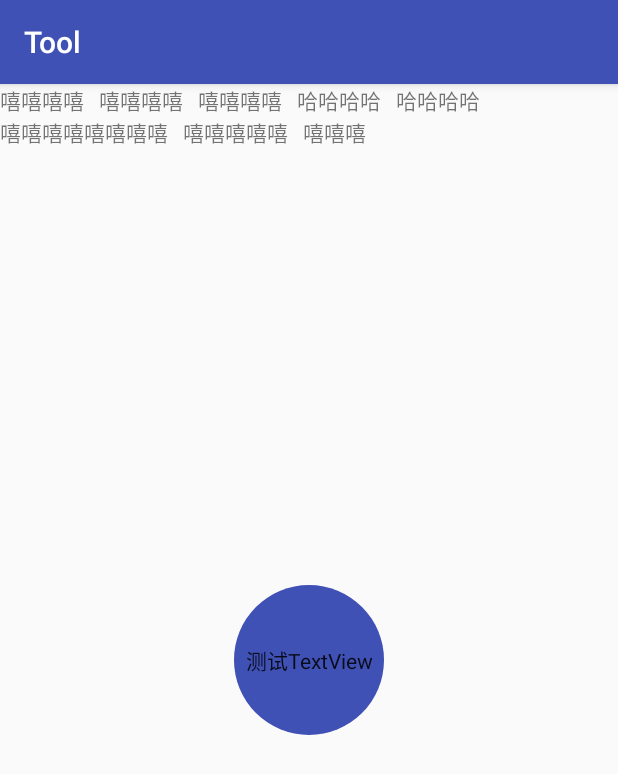
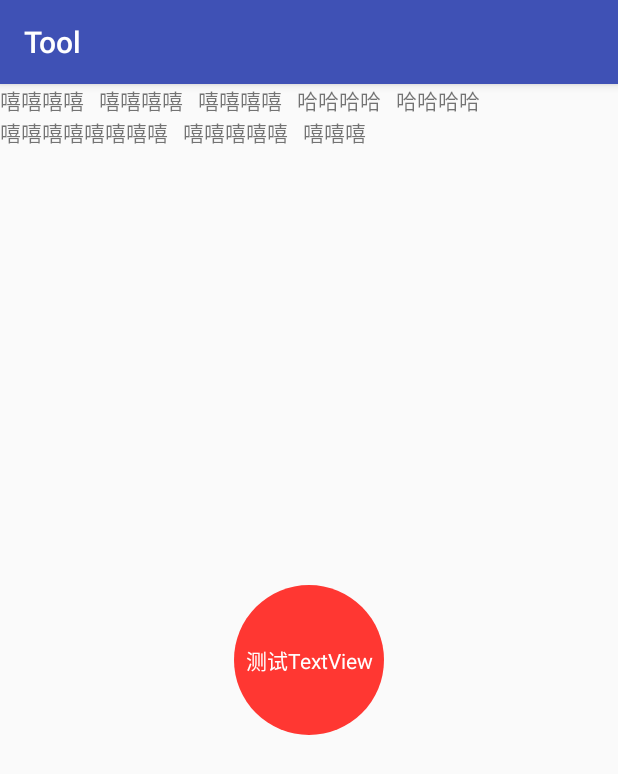
Before and after one commit to Ruwestbrook/Tool, an Android app: the screen it shows after launch (MainActivity), after a tap on "测试TextView", on a phone screen of 412 x 824 dp. Shown: the top 774 px of the screen. Run offline under Robolectric (Android 15) with nearby library versions, the light colour scheme and no system bars.

Commit message:
修改bug和升级

```diff
--- a/view/src/main/java/com/tool/russ/view/TxView.java
+++ b/view/src/main/java/com/tool/russ/view/TxView.java
@@ -16,7 +16,8 @@
     private GradientDrawable bgDrawable;
     private GradientDrawable selectBgDrawable;
     private GradientDrawable pressBgDrawable;
-    private StateListDrawable mListDrawable;
+    private boolean isSelect;
+    private boolean isPress;
     @RequiresApi(api = Build.VERSION_CODES.JELLY_BEAN)
     public TxView(Context context) {
         this(context,null);
@@ -33,7 +34,7 @@
         bgDrawable=new GradientDrawable();
         selectBgDrawable=new GradientDrawable();
         pressBgDrawable=new GradientDrawable();
-        mListDrawable=new StateListDrawable();
+
         @SuppressLint("Recycle")
         TypedArray array=context.obtainStyledAttributes(attrs,R.styleable.TxView,defStyleAttr,0);
         float radius=array.getDimension(R.styleable.TxView_radius,0);
@@ -87,61 +88,110 @@
             pressBgDrawable.setColors(new int[]{startColor,endColor});
         }
 
-        //背景颜色
+        //select为true的时候的背景颜色
+        isSelect=array.getBoolean(R.styleable.TxView_select,false);
+        if(isSelect){
             int selectBgColor=array.getColor(R.styleable.TxView_selectBackColor,backColor);
-        if(selectBgColor!=backColor){
             selectBgDrawable.setColor(selectBgColor);
         }
+        //按下的时候的背景颜色
+        isPress=array.getBoolean(R.styleable.TxView_press,false);
+        if(isPress){
             int pressBgColor=array.getColor(R.styleable.TxView_pressBackColor,backColor);
-        if(pressBgColor!=backColor){
             pressBgDrawable.setColor(pressBgColor);
         }
-        if(radius>0){
-            bgDrawable.setCornerRadius(radius);
-            selectBgDrawable.setCornerRadius(radius);
-            pressBgDrawable.setCornerRadius(radius);
-        }
-
+        //设置圆角
+        setRadius(radius);
         //边框
         int stockWidth=array.getDimensionPixelSize(R.styleable.TxView_stockWidth,0);
-        int stockColor=array.getColor(R.styleable.TxView_stockColor,white);
-        if(stockWidth>0 && stockColor!=backColor){
-            bgDrawable.setStroke(stockWidth,stockColor);
+        float stockDashGap=array.getDimensionPixelSize(R.styleable.TxView_stockDashGap,0);
+        float stockDashWidth=array.getDimensionPixelSize(R.styleable.TxView_stockDashWidth,0);
+
+        //默认边框的颜色
+        int stockColor=array.getColor(R.styleable.TxView_stockColor,backColor);
+        if(stockWidth>0){
+            bgDrawable.setStroke(stockWidth,stockColor,stockDashWidth,stockDashGap);
+            //如果有select状态 设置select状态下的边框颜色
+            if(isSelect){
+                int selectStockColor=array.getColor(R.styleable.TxView_selectStockColor,stockColor);
+                selectBgDrawable.setStroke(stockWidth,selectStockColor,stockDashWidth,stockDashGap);
+            }
+            //如果有press状态 设置press状态下的边框颜色
+            if(isPress){
+                int pressStockColor=array.getColor(R.styleable.TxView_pressStockColor,stockColor);
+                pressBgDrawable.setStroke(stockWidth,pressStockColor,stockDashWidth,stockDashGap);
+            }
         }
 
 
         if(bottomLeftRadius>0 || bottomRightRadius>0 || topLeftRadius>0|| topRightRadius>0){
+            setRadius(bottomLeftRadius,bottomRightRadius,topLeftRadius,topRightRadius);
+        }
+
+
+        setClickable(true);
+        StateListDrawable listDrawable = new StateListDrawable();
+      //按下时的Drawable
+        if(isPress)
+        listDrawable.addState(new int []{android.R.attr.state_pressed},pressBgDrawable);
+        //select时的Drawable
+        if(isSelect)
+        listDrawable.addState(new int []{android.R.attr.state_selected},selectBgDrawable);
+        listDrawable.addState(new int []{},bgDrawable);
+        setBackground(listDrawable);
+
+
+        //设置textColor
+
+        int normalTextColor=array.getColor(R.styleable.TxView_normalTextColor,white);
+        int selectTextColor=array.getColor(R.styleable.TxView_selectTextColor,normalTextColor);
+        int pressTextColor=array.getColor(R.styleable.TxView_pressTextColor,normalTextColor);
+        setTextColor(normalTextColor,(isSelect?selectTextColor:normalTextColor),(isPress?pressTextColor:normalTextColor));
+    }
+
+    /**
+     *
+     * @param radius 统一的圆角度数
+     */
+   void setRadius(float radius){
+       bgDrawable.setCornerRadius(radius);
+       if(isSelect)
+            selectBgDrawable.setCornerRadius(radius);
+       if(isPress)
+           pressBgDrawable.setCornerRadius(radius);
+    }
+
+    /**
+     * 设置不同的圆角
+     * @param bottomLeftRadius 左下的圆角度数
+     * @param bottomRightRadius 右下的圆角度数
+     * @param topLeftRadius 左上的圆角度数
+     * @param topRightRadius 右上的圆角度数
+     */
+    void setRadius(float bottomLeftRadius,float bottomRightRadius, float topLeftRadius ,float topRightRadius){
         bgDrawable.setCornerRadii(new float[]{topLeftRadius,topLeftRadius,
                 topRightRadius,topRightRadius,
                 bottomRightRadius,bottomRightRadius,
                 bottomLeftRadius,bottomLeftRadius});
+        if(isSelect)
             selectBgDrawable.setCornerRadii(new float[]{topLeftRadius,topLeftRadius,
                 topRightRadius,topRightRadius,
                 bottomRightRadius,bottomRightRadius,
                 bottomLeftRadius,bottomLeftRadius});
+        if(isPress)
             pressBgDrawable.setCornerRadii(new float[]{topLeftRadius,topLeftRadius,
                 topRightRadius,topRightRadius,
                 bottomRightRadius,bottomRightRadius,
                 bottomLeftRadius,bottomLeftRadius});
     }
 
-       // setBackground(bgDrawable);
-        setClickable(true);
 
-        int pressed = android.R.attr.state_pressed;
-        int selected = android.R.attr.state_selected;
-
-
-        mListDrawable.addState(new int []{pressed},pressBgDrawable);
-        mListDrawable.addState(new int []{selected},selectBgDrawable);
-        mListDrawable.addState(new int []{},bgDrawable);
-        setBackground(mListDrawable);
+    public void setTextColor(int normalColor,int selectColor,int pressColor) {
+     int[][] states=new int[3][1];
+        states[0] = new int[]{android.R.attr.state_selected};
+        states[1] = new int[]{android.R.attr.state_pressed};
+        states[2] = new int[]{};
+        ColorStateList list=new ColorStateList(states,new int[]{normalColor,selectColor,pressColor});
+        setTextColor(list);
     }
-
-   void setRadius(int radius){
-       bgDrawable.setCornerRadius(radius);
-       selectBgDrawable.setCornerRadius(radius);
-       pressBgDrawable.setCornerRadius(radius);
 }
-
-}
```
Also changed, not shown: view/src/main/res/values/attr.xml (+26 -14 lines). Lines whose indentation alone changed are shown as unchanged.
